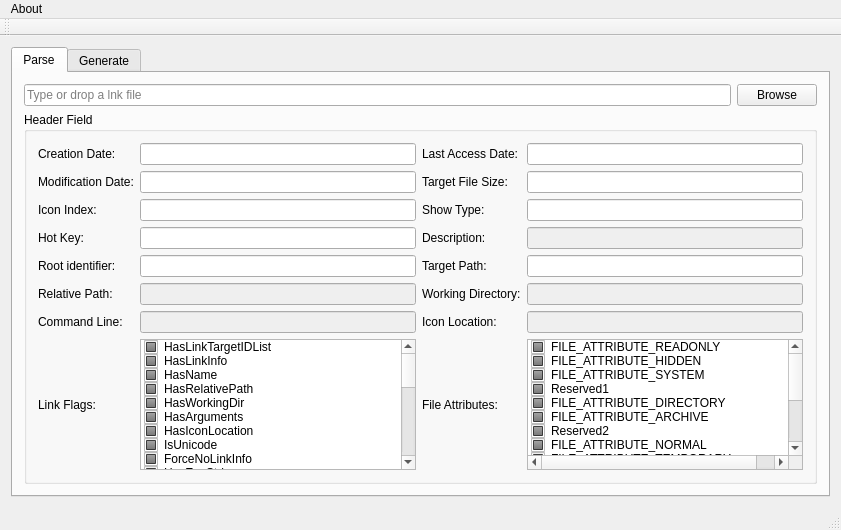
Before: the Qt Designer form src/mainwindow.ui in MMitsuha/LnkAssistant, drawn with Qt 5.
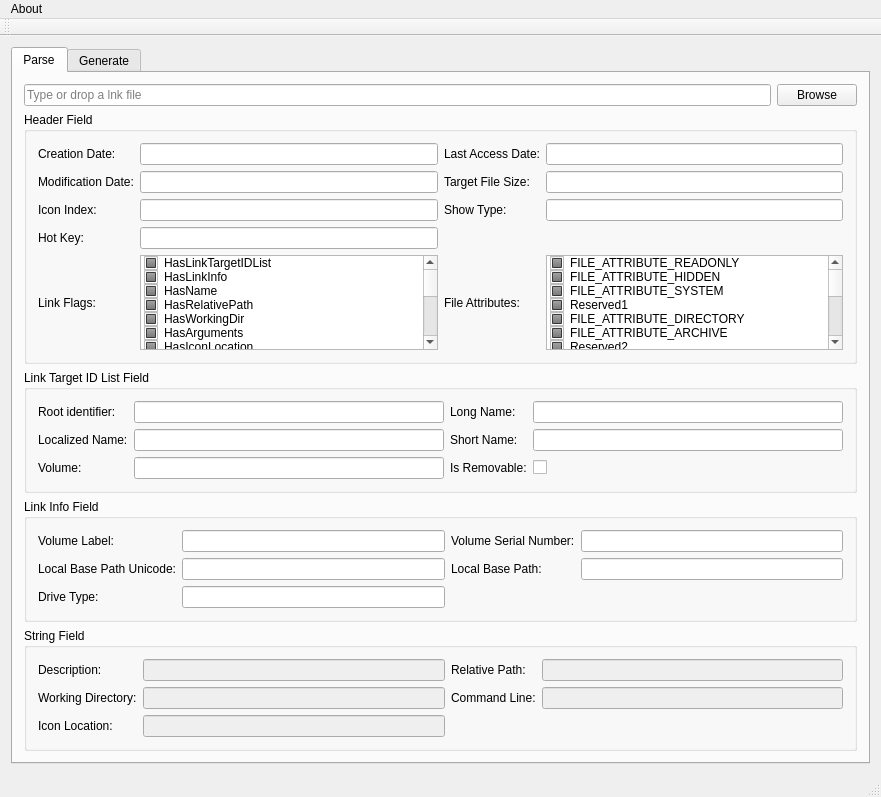
After: the same form once the commit is applied.

```diff
--- a/src/mainwindow.ui
+++ b/src/mainwindow.ui
@@ -6,8 +6,8 @@
    <rect>
     <x>0</x>
     <y>0</y>
-    <width>841</width>
-    <height>530</height>
+    <width>881</width>
+    <height>797</height>
    </rect>
   </property>
   <property name="windowTitle">
@@ -52,10 +52,221 @@
            <string>Header Field</string>
           </property>
           <layout class="QGridLayout" name="gridLayout_3">
-           <item row="0" column="0">
-            <widget class="QLabel" name="label">
+           <item row="1" column="2">
+            <widget class="QLabel" name="label_4">
              <property name="text">
-              <string>Creation Date:</string>
+              <string>Target File Size:</string>
+             </property>
+            </widget>
+           </item>
+           <item row="0" column="2">
+            <widget class="QLabel" name="label_2">
+             <property name="text">
+              <string>Last Access Date:</string>
+             </property>
+            </widget>
+           </item>
+           <item row="6" column="3">
+            <widget class="QListWidget" name="fileAttributes">
+             <item>
+              <property name="text">
+               <string notr="true">FILE_ATTRIBUTE_READONLY</string>
+              </property>
+              <property name="checkState">
+               <enum>PartiallyChecked</enum>
+              </property>
+              <property name="flags">
+               <set>ItemIsSelectable|ItemIsDragEnabled|ItemIsEnabled</set>
+              </property>
+             </item>
+             <item>
+              <property name="text">
+               <string notr="true">FILE_ATTRIBUTE_HIDDEN</string>
+              </property>
+              <property name="checkState">
+               <enum>PartiallyChecked</enum>
+              </property>
+              <property name="flags">
+               <set>ItemIsSelectable|ItemIsDragEnabled|ItemIsEnabled</set>
+              </property>
+             </item>
+             <item>
+              <property name="text">
+               <string notr="true">FILE_ATTRIBUTE_SYSTEM</string>
+              </property>
+              <property name="checkState">
+               <enum>PartiallyChecked</enum>
+              </property>
+              <property name="flags">
+               <set>ItemIsSelectable|ItemIsDragEnabled|ItemIsEnabled</set>
+              </property>
+             </item>
+             <item>
+              <property name="text">
+               <string notr="true">Reserved1</string>
+              </property>
+              <property name="checkState">
+               <enum>PartiallyChecked</enum>
+              </property>
+              <property name="flags">
+               <set>ItemIsSelectable|ItemIsDragEnabled|ItemIsEnabled</set>
+              </property>
+             </item>
+             <item>
+              <property name="text">
+               <string notr="true">FILE_ATTRIBUTE_DIRECTORY</string>
+              </property>
+              <property name="checkState">
+               <enum>PartiallyChecked</enum>
+              </property>
+              <property name="flags">
+               <set>ItemIsSelectable|ItemIsDragEnabled|ItemIsEnabled</set>
+              </property>
+             </item>
+             <item>
+              <property name="text">
+               <string notr="true">FILE_ATTRIBUTE_ARCHIVE</string>
+              </property>
+              <property name="checkState">
+               <enum>PartiallyChecked</enum>
+              </property>
+              <property name="flags">
+               <set>ItemIsSelectable|ItemIsDragEnabled|ItemIsEnabled</set>
+              </property>
+             </item>
+             <item>
+              <property name="text">
+               <string notr="true">Reserved2</string>
+              </property>
+              <property name="checkState">
+               <enum>PartiallyChecked</enum>
+              </property>
+              <property name="flags">
+               <set>ItemIsSelectable|ItemIsDragEnabled|ItemIsEnabled</set>
+              </property>
+             </item>
+             <item>
+              <property name="text">
+               <string notr="true">FILE_ATTRIBUTE_NORMAL</string>
+              </property>
+              <property name="checkState">
+               <enum>PartiallyChecked</enum>
+              </property>
+              <property name="flags">
+               <set>ItemIsSelectable|ItemIsDragEnabled|ItemIsEnabled</set>
+              </property>
+             </item>
+             <item>
+              <property name="text">
+               <string notr="true">FILE_ATTRIBUTE_TEMPORARY</string>
+              </property>
+              <property name="checkState">
+               <enum>PartiallyChecked</enum>
+              </property>
+              <property name="flags">
+               <set>ItemIsSelectable|ItemIsDragEnabled|ItemIsEnabled</set>
+              </property>
+             </item>
+             <item>
+              <property name="text">
+               <string notr="true">FILE_ATTRIBUTE_SPARSE_FILE</string>
+              </property>
+              <property name="checkState">
+               <enum>PartiallyChecked</enum>
+              </property>
+              <property name="flags">
+               <set>ItemIsSelectable|ItemIsDragEnabled|ItemIsEnabled</set>
+              </property>
+             </item>
+             <item>
+              <property name="text">
+               <string notr="true">FILE_ATTRIBUTE_REPARSE_POINT</string>
+              </property>
+              <property name="checkState">
+               <enum>PartiallyChecked</enum>
+              </property>
+              <property name="flags">
+               <set>ItemIsSelectable|ItemIsDragEnabled|ItemIsEnabled</set>
+              </property>
+             </item>
+             <item>
+              <property name="text">
+               <string notr="true">FILE_ATTRIBUTE_COMPRESSED</string>
+              </property>
+              <property name="checkState">
+               <enum>PartiallyChecked</enum>
+              </property>
+              <property name="flags">
+               <set>ItemIsSelectable|ItemIsDragEnabled|ItemIsEnabled</set>
+              </property>
+             </item>
+             <item>
+              <property name="text">
+               <string notr="true">FILE_ATTRIBUTE_OFFLINE</string>
+              </property>
+              <property name="checkState">
+               <enum>PartiallyChecked</enum>
+              </property>
+              <property name="flags">
+               <set>ItemIsSelectable|ItemIsDragEnabled|ItemIsEnabled</set>
+              </property>
+             </item>
+             <item>
+              <property name="text">
+               <string notr="true">FILE_ATTRIBUTE_NOT_CONTENT_INDEXED</string>
+              </property>
+              <property name="checkState">
+               <enum>PartiallyChecked</enum>
+              </property>
+              <property name="flags">
+               <set>ItemIsSelectable|ItemIsDragEnabled|ItemIsEnabled</set>
+              </property>
+             </item>
+             <item>
+              <property name="text">
+               <string notr="true">FILE_ATTRIBUTE_ENCRYPTED</string>
+              </property>
+              <property name="checkState">
+               <enum>PartiallyChecked</enum>
+              </property>
+              <property name="flags">
+               <set>ItemIsSelectable|ItemIsDragEnabled|ItemIsEnabled</set>
+              </property>
+             </item>
+            </widget>
+           </item>
+           <item row="2" column="3">
+            <widget class="QLineEdit" name="showType">
+             <property name="readOnly">
+              <bool>true</bool>
+             </property>
+            </widget>
+           </item>
+           <item row="6" column="2">
+            <widget class="QLabel" name="label_9">
+             <property name="text">
+              <string>File Attributes:</string>
+             </property>
+            </widget>
+           </item>
+           <item row="0" column="3">
+            <widget class="QLineEdit" name="accessDate">
+             <property name="readOnly">
+              <bool>true</bool>
+             </property>
+            </widget>
+           </item>
+           <item row="2" column="2">
+            <widget class="QLabel" name="label_6">
+             <property name="text">
+              <string>Show Type:</string>
+             </property>
+            </widget>
+           </item>
+           <item row="2" column="0">
+            <widget class="QLabel" name="label_5">
+             <property name="text">
+              <string>Icon Index:</string>
              </property>
             </widget>
            </item>
@@ -66,14 +277,14 @@
              </property>
             </widget>
            </item>
-           <item row="5" column="0">
-            <widget class="QLabel" name="label_13">
-             <property name="text">
-              <string>Relative Path:</string>
+           <item row="1" column="3">
+            <widget class="QLineEdit" name="targetFileSize">
+             <property name="readOnly">
+              <bool>true</bool>
              </property>
             </widget>
            </item>
-           <item row="7" column="1">
+           <item row="6" column="1">
             <widget class="QListWidget" name="linkFlags">
              <item>
               <property name="text">
@@ -374,234 +585,6 @@
              </item>
             </widget>
            </item>
-           <item row="7" column="3">
-            <widget class="QListWidget" name="fileAttributes">
-             <item>
-              <property name="text">
-               <string notr="true">FILE_ATTRIBUTE_READONLY</string>
-              </property>
-              <property name="checkState">
-               <enum>PartiallyChecked</enum>
-              </property>
-              <property name="flags">
-               <set>ItemIsSelectable|ItemIsDragEnabled|ItemIsEnabled</set>
-              </property>
-             </item>
-             <item>
-              <property name="text">
-               <string notr="true">FILE_ATTRIBUTE_HIDDEN</string>
-              </property>
-              <property name="checkState">
-               <enum>PartiallyChecked</enum>
-              </property>
-              <property name="flags">
-               <set>ItemIsSelectable|ItemIsDragEnabled|ItemIsEnabled</set>
-              </property>
-             </item>
-             <item>
-              <property name="text">
-               <string notr="true">FILE_ATTRIBUTE_SYSTEM</string>
-              </property>
-              <property name="checkState">
-               <enum>PartiallyChecked</enum>
-              </property>
-              <property name="flags">
-               <set>ItemIsSelectable|ItemIsDragEnabled|ItemIsEnabled</set>
-              </property>
-             </item>
-             <item>
-              <property name="text">
-               <string notr="true">Reserved1</string>
-              </property>
-              <property name="checkState">
-               <enum>PartiallyChecked</enum>
-              </property>
-              <property name="flags">
-               <set>ItemIsSelectable|ItemIsDragEnabled|ItemIsEnabled</set>
-              </property>
-             </item>
-             <item>
-              <property name="text">
-               <string notr="true">FILE_ATTRIBUTE_DIRECTORY</string>
-              </property>
-              <property name="checkState">
-               <enum>PartiallyChecked</enum>
-              </property>
-              <property name="flags">
-               <set>ItemIsSelectable|ItemIsDragEnabled|ItemIsEnabled</set>
-              </property>
-             </item>
-             <item>
-              <property name="text">
-               <string notr="true">FILE_ATTRIBUTE_ARCHIVE</string>
-              </property>
-              <property name="checkState">
-               <enum>PartiallyChecked</enum>
-              </property>
-              <property name="flags">
-               <set>ItemIsSelectable|ItemIsDragEnabled|ItemIsEnabled</set>
-              </property>
-             </item>
-             <item>
-              <property name="text">
-               <string notr="true">Reserved2</string>
-              </property>
-              <property name="checkState">
-               <enum>PartiallyChecked</enum>
-              </property>
-              <property name="flags">
-               <set>ItemIsSelectable|ItemIsDragEnabled|ItemIsEnabled</set>
-              </property>
-             </item>
-             <item>
-              <property name="text">
-               <string notr="true">FILE_ATTRIBUTE_NORMAL</string>
-              </property>
-              <property name="checkState">
-               <enum>PartiallyChecked</enum>
-              </property>
-              <property name="flags">
-               <set>ItemIsSelectable|ItemIsDragEnabled|ItemIsEnabled</set>
-              </property>
-             </item>
-             <item>
-              <property name="text">
-               <string notr="true">FILE_ATTRIBUTE_TEMPORARY</string>
-              </property>
-              <property name="checkState">
-               <enum>PartiallyChecked</enum>
-              </property>
-              <property name="flags">
-               <set>ItemIsSelectable|ItemIsDragEnabled|ItemIsEnabled</set>
-              </property>
-             </item>
-             <item>
-              <property name="text">
-               <string notr="true">FILE_ATTRIBUTE_SPARSE_FILE</string>
-              </property>
-              <property name="checkState">
-               <enum>PartiallyChecked</enum>
-              </property>
-              <property name="flags">
-               <set>ItemIsSelectable|ItemIsDragEnabled|ItemIsEnabled</set>
-              </property>
-             </item>
-             <item>
-              <property name="text">
-               <string notr="true">FILE_ATTRIBUTE_REPARSE_POINT</string>
-              </property>
-              <property name="checkState">
-               <enum>PartiallyChecked</enum>
-              </property>
-              <property name="flags">
-               <set>ItemIsSelectable|ItemIsDragEnabled|ItemIsEnabled</set>
-              </property>
-             </item>
-             <item>
-              <property name="text">
-               <string notr="true">FILE_ATTRIBUTE_COMPRESSED</string>
-              </property>
-              <property name="checkState">
-               <enum>PartiallyChecked</enum>
-              </property>
-              <property name="flags">
-               <set>ItemIsSelectable|ItemIsDragEnabled|ItemIsEnabled</set>
-              </property>
-             </item>
-             <item>
-              <property name="text">
-               <string notr="true">FILE_ATTRIBUTE_OFFLINE</string>
-              </property>
-              <property name="checkState">
-               <enum>PartiallyChecked</enum>
-              </property>
-              <property name="flags">
-               <set>ItemIsSelectable|ItemIsDragEnabled|ItemIsEnabled</set>
-              </property>
-             </item>
-             <item>
-              <property name="text">
-               <string notr="true">FILE_ATTRIBUTE_NOT_CONTENT_INDEXED</string>
-              </property>
-              <property name="checkState">
-               <enum>PartiallyChecked</enum>
-              </property>
-              <property name="flags">
-               <set>ItemIsSelectable|ItemIsDragEnabled|ItemIsEnabled</set>
-              </property>
-             </item>
-             <item>
-              <property name="text">
-               <string notr="true">FILE_ATTRIBUTE_ENCRYPTED</string>
-              </property>
-              <property name="checkState">
-               <enum>PartiallyChecked</enum>
-              </property>
-              <property name="flags">
-               <set>ItemIsSelectable|ItemIsDragEnabled|ItemIsEnabled</set>
-              </property>
-             </item>
-            </widget>
-           </item>
-           <item row="5" column="3">
-            <widget class="QLineEdit" name="workingDir">
-             <property name="enabled">
-              <bool>false</bool>
-             </property>
-             <property name="readOnly">
-              <bool>true</bool>
-             </property>
-            </widget>
-           </item>
-           <item row="5" column="2">
-            <widget class="QLabel" name="label_14">
-             <property name="text">
-              <string>Working Directory:</string>
-             </property>
-            </widget>
-           </item>
-           <item row="3" column="1">
-            <widget class="QLineEdit" name="hotKey">
-             <property name="readOnly">
-              <bool>true</bool>
-             </property>
-            </widget>
-           </item>
-           <item row="7" column="2">
-            <widget class="QLabel" name="label_9">
-             <property name="text">
-              <string>File Attributes:</string>
-             </property>
-            </widget>
-           </item>
-           <item row="3" column="2">
-            <widget class="QLabel" name="label_10">
-             <property name="text">
-              <string>Description:</string>
-             </property>
-            </widget>
-           </item>
-           <item row="0" column="2">
-            <widget class="QLabel" name="label_2">
-             <property name="text">
-              <string>Last Access Date:</string>
-             </property>
-            </widget>
-           </item>
-           <item row="4" column="2">
-            <widget class="QLabel" name="label_11">
-             <property name="text">
-              <string>Target Path:</string>
-             </property>
-            </widget>
-           </item>
-           <item row="1" column="2">
-            <widget class="QLabel" name="label_4">
-             <property name="text">
-              <string>Target File Size:</string>
-             </property>
-            </widget>
-           </item>
            <item row="2" column="1">
             <widget class="QLineEdit" name="iconIndex">
              <property name="readOnly">
@@ -609,89 +592,6 @@
              </property>
             </widget>
            </item>
-           <item row="0" column="3">
-            <widget class="QLineEdit" name="accessDate">
-             <property name="readOnly">
-              <bool>true</bool>
-             </property>
-            </widget>
-           </item>
-           <item row="4" column="0">
-            <widget class="QLabel" name="label_12">
-             <property name="text">
-              <string>Root identifier:</string>
-             </property>
-            </widget>
-           </item>
-           <item row="2" column="2">
-            <widget class="QLabel" name="label_6">
-             <property name="text">
-              <string>Show Type:</string>
-             </property>
-            </widget>
-           </item>
-           <item row="1" column="0">
-            <widget class="QLabel" name="label_3">
-             <property name="text">
-              <string>Modification Date:</string>
-             </property>
-            </widget>
-           </item>
-           <item row="1" column="3">
-            <widget class="QLineEdit" name="targetFileSize">
-             <property name="readOnly">
-              <bool>true</bool>
-             </property>
-            </widget>
-           </item>
-           <item row="4" column="3">
-            <widget class="QLineEdit" name="targetPath">
-             <property name="readOnly">
-              <bool>true</bool>
-             </property>
-            </widget>
-           </item>
-           <item row="3" column="3">
-            <widget class="QLineEdit" name="description">
-             <property name="enabled">
-              <bool>false</bool>
-             </property>
-             <property name="readOnly">
-              <bool>true</bool>
-             </property>
-            </widget>
-           </item>
-           <item row="2" column="0">
-            <widget class="QLabel" name="label_5">
-             <property name="text">
-              <string>Icon Index:</string>
-             </property>
-            </widget>
-           </item>
-           <item row="2" column="3">
-            <widget class="QLineEdit" name="showType">
-             <property name="readOnly">
-              <bool>true</bool>
-             </property>
-            </widget>
-           </item>
-           <item row="4" column="1">
-            <widget class="QLineEdit" name="rootIdentifier">
-             <property name="readOnly">
-              <bool>true</bool>
-             </property>
-            </widget>
-           </item>
-           <item row="5" column="1">
-            <widget class="QLineEdit" name="relativePath">
-             <property name="enabled">
-              <bool>false</bool>
-             </property>
-             <property name="readOnly">
-              <bool>true</bool>
-             </property>
-            </widget>
-           </item>
            <item row="0" column="1">
             <widget class="QLineEdit" name="creationDate">
              <property name="readOnly">
@@ -699,7 +599,14 @@
              </property>
             </widget>
            </item>
-           <item row="7" column="0">
+           <item row="3" column="1">
+            <widget class="QLineEdit" name="hotKey">
+             <property name="readOnly">
+              <bool>true</bool>
+             </property>
+            </widget>
+           </item>
+           <item row="6" column="0">
             <widget class="QLabel" name="label_8">
              <property name="text">
               <string>Link Flags:</string>
@@ -713,14 +620,260 @@
              </property>
             </widget>
            </item>
-           <item row="6" column="0">
+           <item row="0" column="0">
+            <widget class="QLabel" name="label">
+             <property name="text">
+              <string>Creation Date:</string>
+             </property>
+            </widget>
+           </item>
+           <item row="1" column="0">
+            <widget class="QLabel" name="label_3">
+             <property name="text">
+              <string>Modification Date:</string>
+             </property>
+            </widget>
+           </item>
+          </layout>
+         </widget>
+        </item>
+        <item>
+         <widget class="QGroupBox" name="groupBox_2">
+          <property name="title">
+           <string>Link Target ID List Field</string>
+          </property>
+          <layout class="QGridLayout" name="gridLayout_2">
+           <item row="0" column="2">
+            <widget class="QLineEdit" name="rootIdentifier">
+             <property name="readOnly">
+              <bool>true</bool>
+             </property>
+            </widget>
+           </item>
+           <item row="1" column="5">
+            <widget class="QLineEdit" name="shortName">
+             <property name="readOnly">
+              <bool>true</bool>
+             </property>
+            </widget>
+           </item>
+           <item row="2" column="2">
+            <widget class="QLineEdit" name="volume">
+             <property name="readOnly">
+              <bool>true</bool>
+             </property>
+            </widget>
+           </item>
+           <item row="0" column="5">
+            <widget class="QLineEdit" name="longName">
+             <property name="readOnly">
+              <bool>true</bool>
+             </property>
+            </widget>
+           </item>
+           <item row="1" column="0">
+            <widget class="QLabel" name="label_19">
+             <property name="text">
+              <string>Localized Name:</string>
+             </property>
+            </widget>
+           </item>
+           <item row="2" column="5">
+            <widget class="QCheckBox" name="isRemovable">
+             <property name="text">
+              <string/>
+             </property>
+            </widget>
+           </item>
+           <item row="2" column="0">
+            <widget class="QLabel" name="label_21">
+             <property name="text">
+              <string>Volume:</string>
+             </property>
+            </widget>
+           </item>
+           <item row="1" column="3">
+            <widget class="QLabel" name="label_18">
+             <property name="text">
+              <string>Short Name:</string>
+             </property>
+            </widget>
+           </item>
+           <item row="0" column="0">
+            <widget class="QLabel" name="label_12">
+             <property name="text">
+              <string>Root identifier:</string>
+             </property>
+            </widget>
+           </item>
+           <item row="0" column="3">
+            <widget class="QLabel" name="label_11">
+             <property name="text">
+              <string>Long Name:</string>
+             </property>
+            </widget>
+           </item>
+           <item row="2" column="3">
+            <widget class="QLabel" name="label_17">
+             <property name="text">
+              <string>Is Removable:</string>
+             </property>
+            </widget>
+           </item>
+           <item row="1" column="2">
+            <widget class="QLineEdit" name="localizedName">
+             <property name="readOnly">
+              <bool>true</bool>
+             </property>
+            </widget>
+           </item>
+          </layout>
+         </widget>
+        </item>
+        <item>
+         <widget class="QGroupBox" name="groupBox_4">
+          <property name="title">
+           <string>Link Info Field</string>
+          </property>
+          <layout class="QGridLayout" name="gridLayout_5">
+           <item row="1" column="2">
+            <widget class="QLabel" name="label_24">
+             <property name="text">
+              <string>Local Base Path:</string>
+             </property>
+            </widget>
+           </item>
+           <item row="0" column="2">
+            <widget class="QLabel" name="label_22">
+             <property name="text">
+              <string>Volume Serial Number:</string>
+             </property>
+            </widget>
+           </item>
+           <item row="0" column="1">
+            <widget class="QLineEdit" name="volumeLabel">
+             <property name="readOnly">
+              <bool>true</bool>
+             </property>
+            </widget>
+           </item>
+           <item row="1" column="3">
+            <widget class="QLineEdit" name="localBasePath">
+             <property name="readOnly">
+              <bool>true</bool>
+             </property>
+            </widget>
+           </item>
+           <item row="0" column="3">
+            <widget class="QLineEdit" name="serialNumber">
+             <property name="readOnly">
+              <bool>true</bool>
+             </property>
+            </widget>
+           </item>
+           <item row="0" column="0">
+            <widget class="QLabel" name="label_20">
+             <property name="text">
+              <string>Volume Label:</string>
+             </property>
+            </widget>
+           </item>
+           <item row="1" column="0">
+            <widget class="QLabel" name="label_25">
+             <property name="text">
+              <string>Local Base Path Unicode:</string>
+             </property>
+            </widget>
+           </item>
+           <item row="1" column="1">
+            <widget class="QLineEdit" name="localBasePathUnicode">
+             <property name="readOnly">
+              <bool>true</bool>
+             </property>
+            </widget>
+           </item>
+           <item row="2" column="0">
+            <widget class="QLabel" name="label_23">
+             <property name="text">
+              <string>Drive Type:</string>
+             </property>
+            </widget>
+           </item>
+           <item row="2" column="1">
+            <widget class="QLineEdit" name="driveType">
+             <property name="readOnly">
+              <bool>true</bool>
+             </property>
+            </widget>
+           </item>
+          </layout>
+         </widget>
+        </item>
+        <item>
+         <widget class="QGroupBox" name="groupBox_3">
+          <property name="title">
+           <string>String Field</string>
+          </property>
+          <layout class="QGridLayout" name="gridLayout_4">
+           <item row="0" column="3">
+            <widget class="QLineEdit" name="relativePath">
+             <property name="enabled">
+              <bool>false</bool>
+             </property>
+             <property name="readOnly">
+              <bool>true</bool>
+             </property>
+            </widget>
+           </item>
+           <item row="0" column="2">
+            <widget class="QLabel" name="label_13">
+             <property name="text">
+              <string>Relative Path:</string>
+             </property>
+            </widget>
+           </item>
+           <item row="0" column="0">
+            <widget class="QLabel" name="label_10">
+             <property name="text">
+              <string>Description:</string>
+             </property>
+            </widget>
+           </item>
+           <item row="0" column="1">
+            <widget class="QLineEdit" name="description">
+             <property name="enabled">
+              <bool>false</bool>
+             </property>
+             <property name="readOnly">
+              <bool>true</bool>
+             </property>
+            </widget>
+           </item>
+           <item row="1" column="0">
+            <widget class="QLabel" name="label_14">
+             <property name="text">
+              <string>Working Directory:</string>
+             </property>
+            </widget>
+           </item>
+           <item row="1" column="1">
+            <widget class="QLineEdit" name="workingDir">
+             <property name="enabled">
+              <bool>false</bool>
+             </property>
+             <property name="readOnly">
+              <bool>true</bool>
+             </property>
+            </widget>
+           </item>
+           <item row="1" column="2">
             <widget class="QLabel" name="label_15">
              <property name="text">
               <string>Command Line:</string>
              </property>
             </widget>
            </item>
-           <item row="6" column="1">
+           <item row="1" column="3">
             <widget class="QLineEdit" name="commandLine">
              <property name="enabled">
               <bool>false</bool>
@@ -730,14 +883,14 @@
              </property>
             </widget>
            </item>
-           <item row="6" column="2">
+           <item row="2" column="0">
             <widget class="QLabel" name="label_16">
              <property name="text">
               <string>Icon Location:</string>
              </property>
             </widget>
            </item>
-           <item row="6" column="3">
+           <item row="2" column="1">
             <widget class="QLineEdit" name="iconLocation">
              <property name="enabled">
               <bool>false</bool>
@@ -750,19 +903,6 @@
           </layout>
          </widget>
         </item>
-        <item>
-         <spacer name="verticalSpacer">
-          <property name="orientation">
-           <enum>Qt::Orientation::Vertical</enum>
-          </property>
-          <property name="sizeHint" stdset="0">
-           <size>
-            <width>20</width>
-            <height>40</height>
-           </size>
-          </property>
-         </spacer>
-        </item>
        </layout>
       </widget>
       <widget class="QWidget" name="generate">
@@ -779,8 +919,8 @@
     <rect>
      <x>0</x>
      <y>0</y>
-     <width>841</width>
-     <height>24</height>
+     <width>881</width>
+     <height>37</height>
     </rect>
    </property>
    <widget class="QMenu" name="menuAbout">
```
